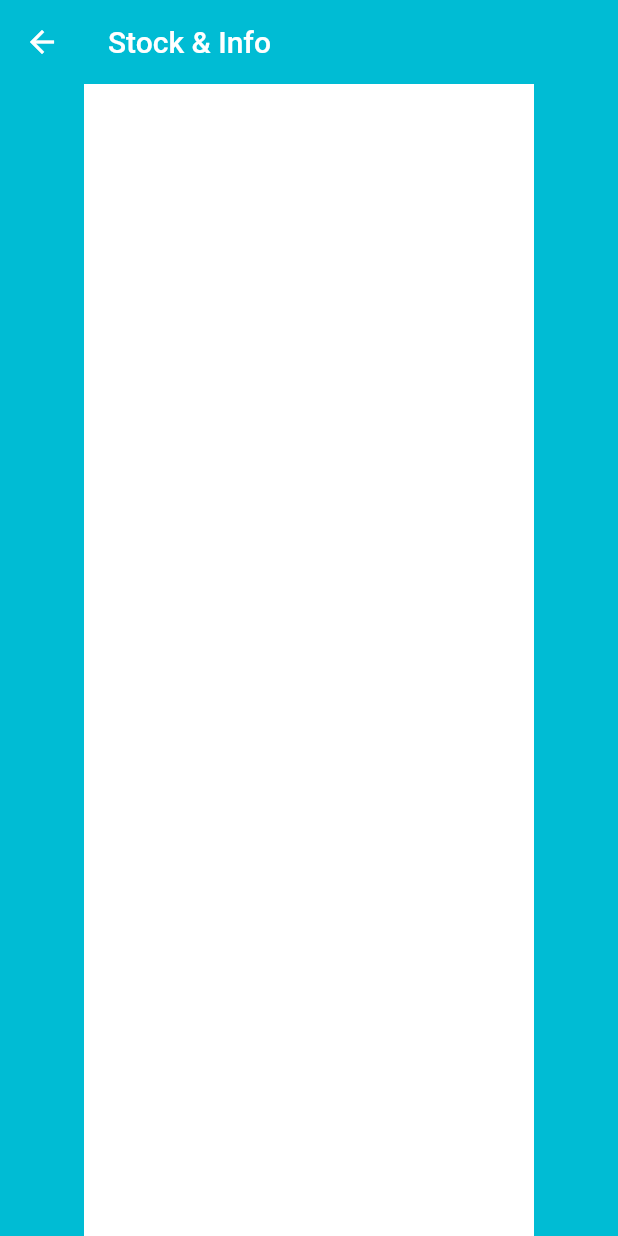
After one commit to ramondesc/job_application_tracker, a Flutter app: the OfferDetails screen opened by its route, on a phone screen of 412 x 824 dp. The commit adds this screen. Run offline on Flutter 3.47's test engine with Material 2 defaults, Android fonts, the phone set to English and light mode, and no system bars; our stand-ins replace flutter_slidable, moor, moor_flutter; generated files the repository leaves out were written again.

Commit message:
Details page creation. Card widget separated from list.

```diff
--- a/lib/main.dart
+++ b/lib/main.dart
@@ -2,6 +2,7 @@ import 'package:flutter/material.dart';
 import 'package:provider/provider.dart';
 import 'data/moor_database.dart';
 import 'ui/home_page.dart';
+import 'ui/offer_details.dart';
 
 void main() => runApp(MyApp());
 
--- a/lib/ui/home_page.dart
+++ b/lib/ui/home_page.dart
@@ -1,4 +1,5 @@
 import 'package:flutter/material.dart';
+import 'offer_details.dart';
 
 import 'offer_list.dart';
 import '../new_offer_input.dart';
@@ -15,7 +16,8 @@ class _HomePageState extends State<HomePage> {
       initialRoute: '/offer_list',
       routes: {
         '/offer_list': (context) => OfferList(),
-        '/new_offer': (context) => NewOfferInput()
+        '/new_offer': (context) => NewOfferInput(),
+        '/offer_details': (context) => OfferDetails()
       },
     );
   }
--- /dev/null
+++ b/lib/ui/offer_details.dart
@@ -0,0 +1,26 @@
+import 'package:flutter/cupertino.dart';
+import 'package:flutter/material.dart';
+import 'package:provider/provider.dart';
+import 'package:flutter_slidable/flutter_slidable.dart';
+import '../data/moor_database.dart';
+import 'package:job_application_tracking/new_offer.dart';
+
+class OfferDetails extends StatelessWidget {
+  @override
+  Widget build(BuildContext context) {
+    return Scaffold(
+        backgroundColor: Colors.cyan,
+        appBar: AppBar(
+          elevation: 0.0,
+          backgroundColor: Colors.cyan,
+          title: Text("Stock & Info"),
+        ),
+        body: Center( child: ConstrainedBox(
+          constraints: BoxConstraints(
+              minHeight: 30.0, minWidth: 10.0, maxHeight: 800.0, maxWidth: 300.0),
+          child: Container(
+            color: Colors.white,
+          ),
+        )));
+  }
+}
```
Also changed, not shown: lib/ui/offer_card.dart (added, +34 -0 lines), lib/ui/offer_list.dart (+5 -8 lines), pubspec.lock.
